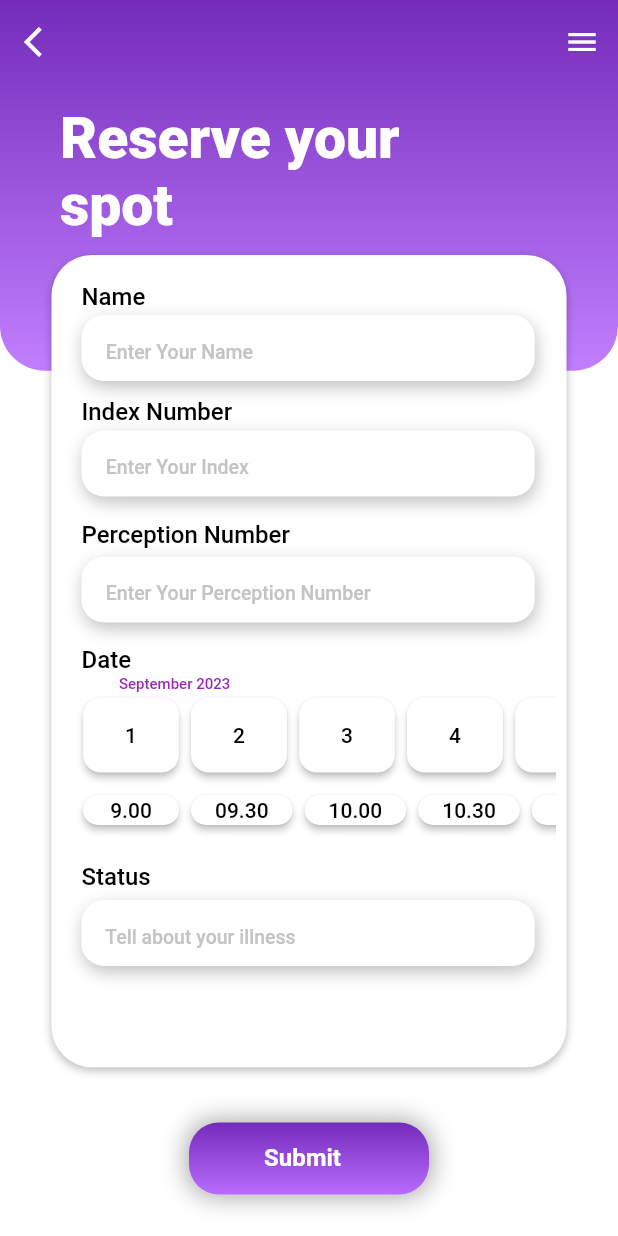
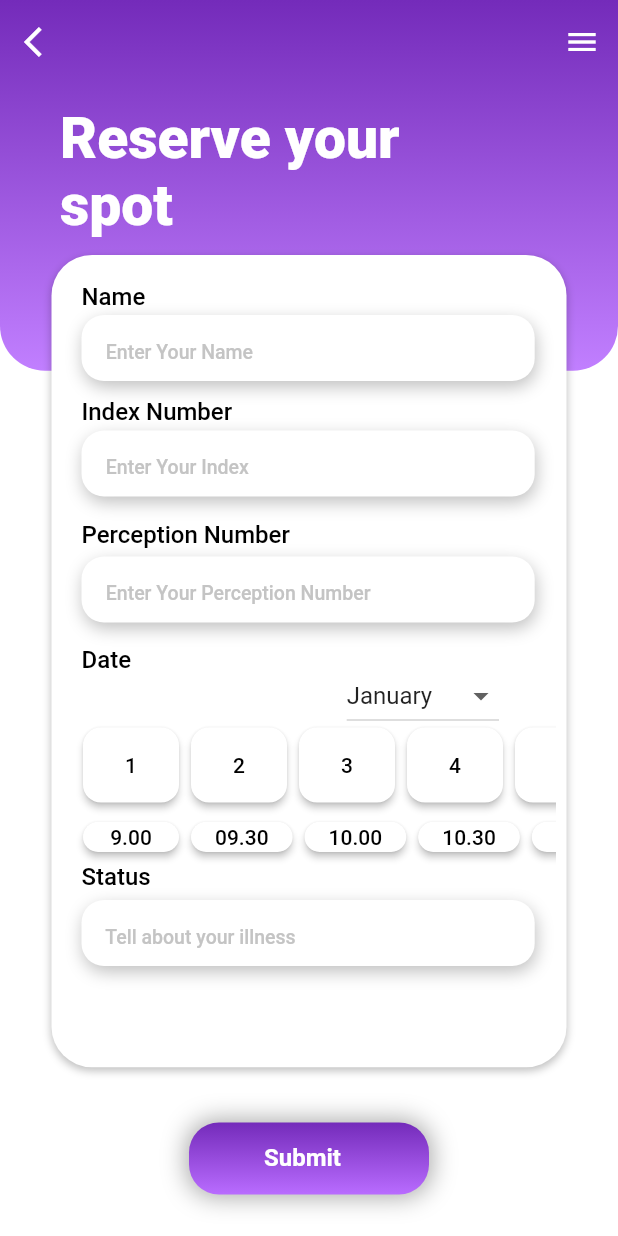
Before and after one commit to Isurusandaruwan697/NMEDIX, a Flutter app: the MedicalApproval screen opened directly with empty values, on a phone screen of 412 x 824 dp. Run offline on Flutter 3.47's test engine with Material 2 defaults, Android fonts, the light colour scheme and no system bars; our stand-ins replace carousel_slider, cloud_firestore, firebase_auth, firebase_core; accounts and stored records are empty; Roboto replaces fonts that are missing (Montserrat).

Commit message:
Update medicalappro_screen.dart

```diff
--- a/lib/pages/medicalappro_screen.dart
+++ b/lib/pages/medicalappro_screen.dart
@@ -30,6 +30,8 @@
   final List<int> dates = List.generate(31, (index) => index + 1);
   int selectedDate = 1;
   String selectedTime = '9.00';
+    String selectedMonth = 'January'; // Initially set to January
+
 
   final List<String> times = [
     '9.00',
@@ -47,6 +49,23 @@
     '15.30',
     '16.00',
     '16.30',
+  ];
+
+
+  // List of months
+  final List<String> months = [
+    'January',
+    'February',
+    'March',
+    'April',
+    'May',
+    'June',
+    'July',
+    'August',
+    'September',
+    'October',
+    'November',
+    'December',
   ];
 
   @override
@@ -337,23 +356,38 @@
                           ),
                         ),
                       ),
-                      Positioned(
-                        left: 45,
-                        top: 280,
-                        child: Text(
-                          'September 2023',
-                          style: TextStyle(
-                            color: Colors.purple,
-                            fontSize: 10,
-                            fontFamily: 'Montserrat',
-                            fontWeight: FontWeight.w500,
-                          ),
+                     Positioned(
+                        right: 45,
+                        top: 270,
+                        child: DropdownButton<String>(
+                          value: selectedMonth,
+                          onChanged: (String? newValue) {
+                            setState(() {
+                              selectedMonth = newValue!;
+                            });
+                          },
+                          items: months
+                              .map<DropdownMenuItem<String>>((String value) {
+                            return DropdownMenuItem<String>(
+                              value: value,
+                              child: Text(value),
+                            );
+                          }).toList(),
                         ),
+                        // Text(
+                        //   'September 2023',
+                        //   style: TextStyle(
+                        //     color: Colors.purple,
+                        //     fontSize: 10,
+                        //     fontFamily: 'Montserrat',
+                        //     fontWeight: FontWeight.w500,
+                        //   ),
+                        // ),
                       ),
                       // date picker
                       Positioned(
                         left: 10,
-                        top: 285,
+                        top: 305,
                         child: SizedBox(
                           height: 70,
                           width: devWidth / 12 * 9.5,
@@ -429,7 +463,7 @@
                       //time picker
                       Positioned(
                         left: 10,
-                        top: 350,
+                        top: 368,
                         child: SizedBox(
                           height: 40,
                           width: devWidth / 12 * 9.5,
```
